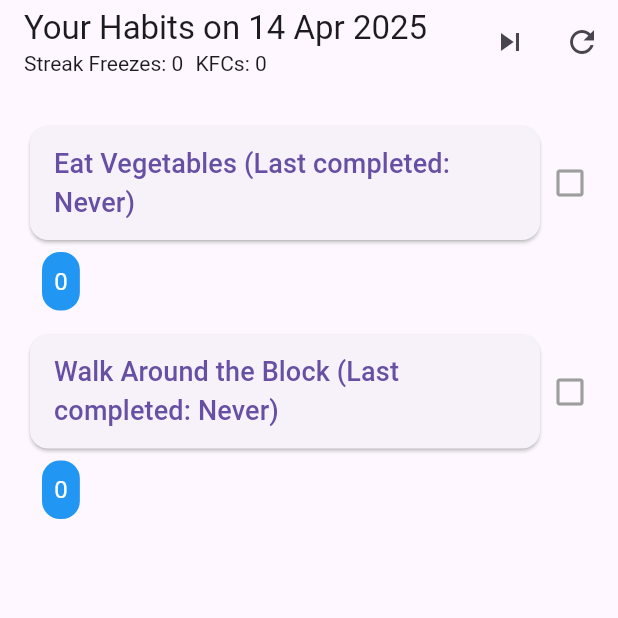
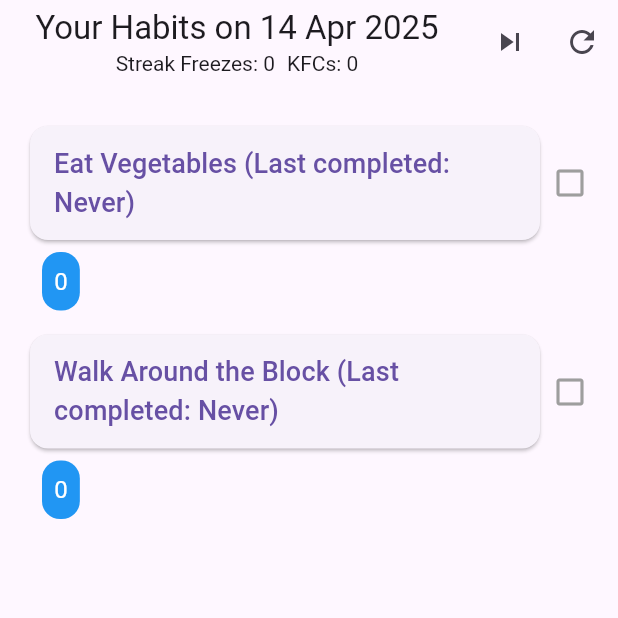
Before and after one commit to stootoon/habit-tracker, a Flutter app: the screen it shows after launch, on a phone screen of 412 x 824 dp, the top half of it. Run offline on Flutter 3.47's test engine with Material 3 defaults, Android fonts, the phone set to English and light mode, and no system bars; our stand-ins replace audioplayers, cloud_firestore, confetti, firebase_core; missing offline and left inert: dart:html; accounts and stored records are empty; generated files the repository leaves out were written again.

Commit message:
Centered the headings again.

```diff
--- a/lib/main.dart
+++ b/lib/main.dart
@@ -425,10 +425,11 @@ Widget build(BuildContext context) {
     return Scaffold(
       appBar: AppBar(
         title: Column(
-        crossAxisAlignment: CrossAxisAlignment.start,
+        crossAxisAlignment: CrossAxisAlignment.center,
         children: [
           Text("Your Habits on $dateFormat"),
           Row(
+            mainAxisAlignment: MainAxisAlignment.center,
             children: [
               Text(
                 "Streak Freezes: $streakFreezes",
```
